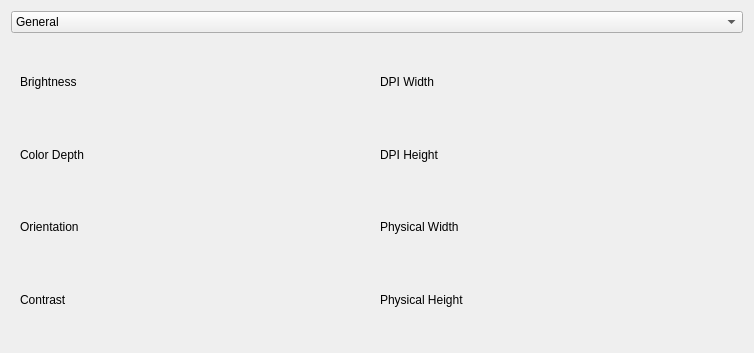
This is examples/sysinfo/dialog_small_landscape.ui in qtproject/qt-mobility as Qt 5 draws it before an edit. The edited form follows.
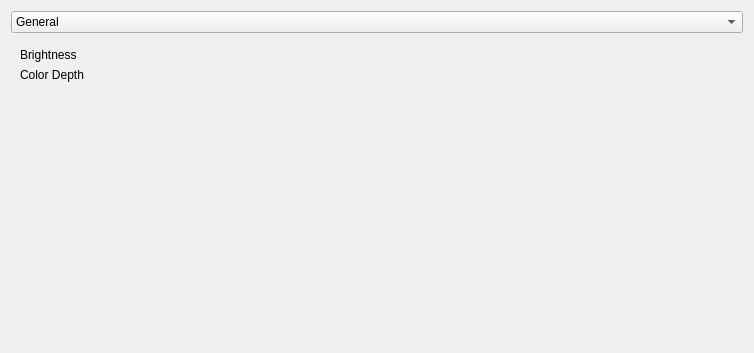
This is the edited form. The open tabs and pages were chosen to show the change. Icons and pictures are not drawn.

```diff
--- a/examples/sysinfo/dialog_small_landscape.ui
+++ b/examples/sysinfo/dialog_small_landscape.ui
@@ -836,24 +836,6 @@
          </item>
         </layout>
        </item>
-       <item row="0" column="1">
-        <layout class="QHBoxLayout" name="horizontalLayout_53">
-         <item>
-          <widget class="QLabel" name="label_144">
-           <property name="text">
-            <string>DPI Width</string>
-           </property>
-          </widget>
-         </item>
-         <item>
-          <widget class="QLabel" name="dpiWidthLabel">
-           <property name="text">
-            <string/>
-           </property>
-          </widget>
-         </item>
-        </layout>
-       </item>
        <item row="1" column="0">
         <layout class="QHBoxLayout" name="horizontalLayout_52">
          <item>
@@ -872,95 +854,18 @@
          </item>
         </layout>
        </item>
-       <item row="1" column="1">
-        <layout class="QHBoxLayout" name="horizontalLayout_57">
-         <item>
-          <widget class="QLabel" name="label_148">
-           <property name="text">
-            <string>DPI Height</string>
-           </property>
-          </widget>
-         </item>
-         <item>
-          <widget class="QLabel" name="dpiHeightLabel">
-           <property name="text">
-            <string/>
-           </property>
-          </widget>
-         </item>
-        </layout>
-       </item>
        <item row="2" column="0">
-        <layout class="QHBoxLayout" name="horizontalLayout_55">
-         <item>
-          <widget class="QLabel" name="label_146">
-           <property name="text">
-            <string>Orientation</string>
-           </property>
-          </widget>
-         </item>
-         <item>
-          <widget class="QLabel" name="orientationLabel">
-           <property name="text">
-            <string/>
-           </property>
-          </widget>
-         </item>
-        </layout>
-       </item>
-       <item row="2" column="1">
-        <layout class="QHBoxLayout" name="horizontalLayout_54">
-         <item>
-          <widget class="QLabel" name="label_145">
-           <property name="text">
-            <string>Physical Width</string>
-           </property>
-          </widget>
-         </item>
-         <item>
-          <widget class="QLabel" name="physicalWidthLabel">
-           <property name="text">
-            <string/>
-           </property>
-          </widget>
-         </item>
-        </layout>
-       </item>
-       <item row="3" column="0">
-        <layout class="QHBoxLayout" name="horizontalLayout_51">
-         <item>
-          <widget class="QLabel" name="label_138">
-           <property name="text">
-            <string>Contrast</string>
-           </property>
-          </widget>
-         </item>
-         <item>
-          <widget class="QLabel" name="contrastLabel">
-           <property name="text">
-            <string/>
-           </property>
-          </widget>
-         </item>
-        </layout>
-       </item>
-       <item row="3" column="1">
-        <layout class="QHBoxLayout" name="horizontalLayout_56">
-         <item>
-          <widget class="QLabel" name="label_147">
-           <property name="text">
-            <string>Physical Height</string>
-           </property>
-          </widget>
-         </item>
-         <item>
-          <widget class="QLabel" name="physicalHeightLabel">
-           <property name="text">
-            <string/>
-           </property>
-          </widget>
-         </item>
-        </layout>
+        <spacer name="verticalSpacer_2">
+         <property name="orientation">
+          <enum>Qt::Vertical</enum>
+         </property>
+         <property name="sizeHint" stdset="0">
+          <size>
+           <width>20</width>
+           <height>225</height>
+          </size>
+         </property>
+        </spacer>
        </item>
       </layout>
      </widget>
```
